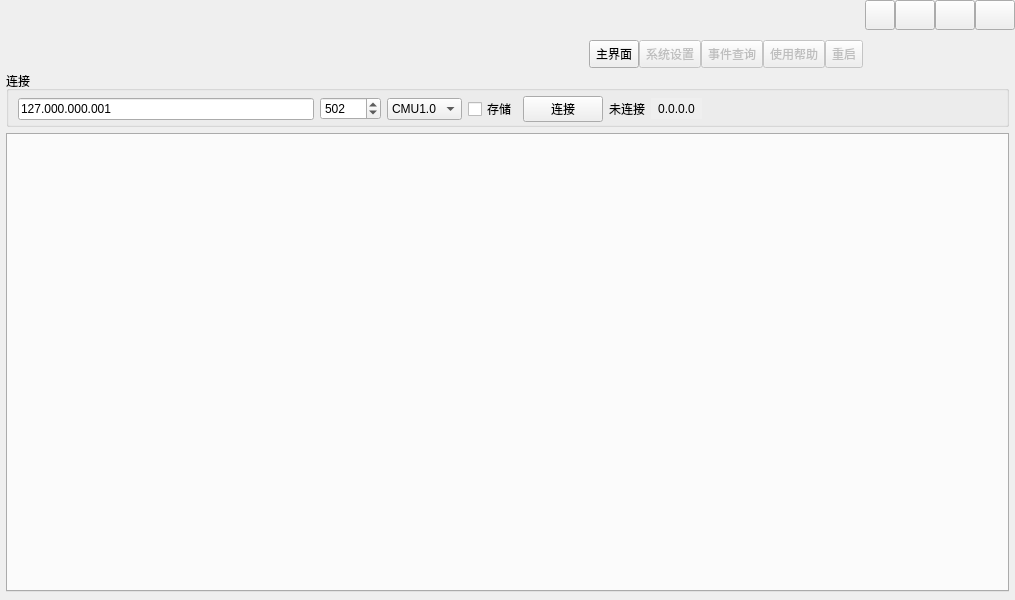
The window that main_ui.ui (Shogpe/bmsTool) describes before a commit, drawn with Qt 5.
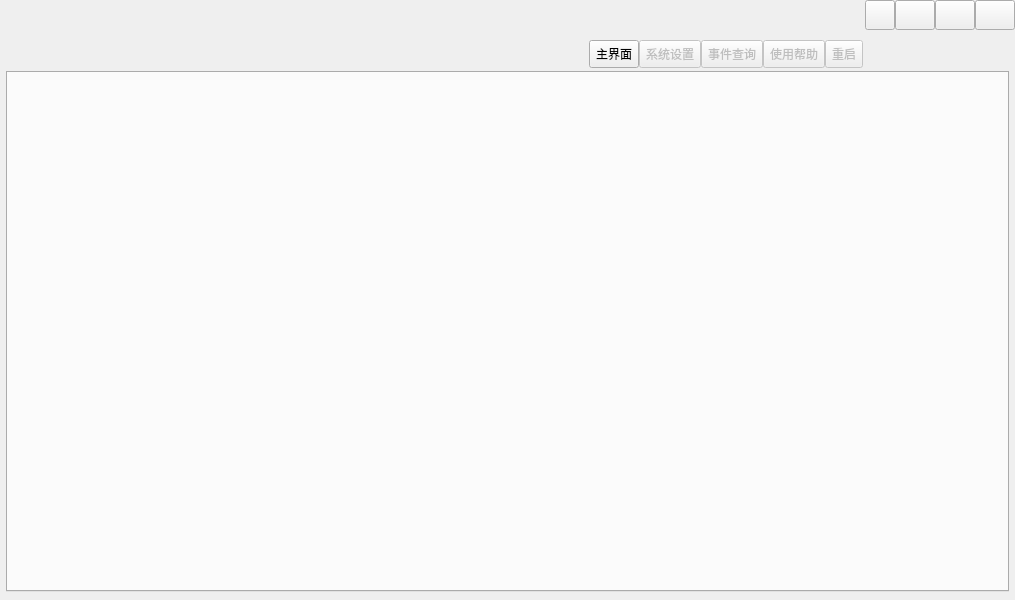
The same window after the commit. Icons and pictures are not drawn. Custom widgets are drawn as their Qt base class.

Diff of the .ui file:
```diff
--- a/main_ui.ui
+++ b/main_ui.ui
@@ -76,166 +76,6 @@
            <property name="rightMargin">
             <number>5</number>
            </property>
-           <item>
-            <widget class="QGroupBox" name="groupBox">
-             <property name="sizePolicy">
-              <sizepolicy hsizetype="Preferred" vsizetype="Fixed">
-               <horstretch>0</horstretch>
-               <verstretch>0</verstretch>
-              </sizepolicy>
-             </property>
-             <property name="title">
-              <string>连接</string>
-             </property>
-             <property name="flat">
-              <bool>true</bool>
-             </property>
-             <property name="checkable">
-              <bool>false</bool>
-             </property>
-             <layout class="QHBoxLayout" name="horizontalLayout">
-              <property name="topMargin">
-               <number>5</number>
-              </property>
-              <property name="bottomMargin">
-               <number>2</number>
-              </property>
-              <item>
-               <widget class="QLineEdit" name="lineEditIP">
-                <property name="toolTip">
-                 <string>输入IP地址</string>
-                </property>
-                <property name="inputMask">
-                 <string>000.000.000.000</string>
-                </property>
-                <property name="text">
-                 <string>127.000.000.001</string>
-                </property>
-                <property name="maxLength">
-                 <number>15</number>
-                </property>
-               </widget>
-              </item>
-              <item>
-               <widget class="QSpinBox" name="spinBoxPort">
-                <property name="maximum">
-                 <number>65535</number>
-                </property>
-                <property name="value">
-                 <number>502</number>
-                </property>
-               </widget>
-              </item>
-              <item>
-               <widget class="QComboBox" name="cbProtocol">
-                <item>
-                 <property name="text">
-                  <string>CMU1.0</string>
-                 </property>
-                </item>
-                <item>
-                 <property name="text">
-                  <string>CMU2.0</string>
-                 </property>
-                </item>
-                <item>
-                 <property name="text">
-                  <string>CMU3.0</string>
-                 </property>
-                </item>
-                <item>
-                 <property name="text">
-                  <string>CMU4.0</string>
-                 </property>
-                </item>
-               </widget>
-              </item>
-              <item>
-               <widget class="QCheckBox" name="checkBox">
-                <property name="text">
-                 <string>存储</string>
-                </property>
-               </widget>
-              </item>
-              <item>
-               <widget class="QPushButton" name="tbtnConnect">
-                <property name="cursor">
-                 <cursorShape>PointingHandCursor</cursorShape>
-                </property>
-                <property name="text">
-                 <string>连接</string>
-                </property>
-               </widget>
-              </item>
-              <item>
-               <widget class="QLabel" name="labelStatus">
-                <property name="sizePolicy">
-                 <sizepolicy hsizetype="Preferred" vsizetype="Preferred">
-                  <horstretch>0</horstretch>
-                  <verstretch>0</verstretch>
-                 </sizepolicy>
-                </property>
-                <property name="font">
-                 <font>
-                  <italic>false</italic>
-                  <bold>false</bold>
-                 </font>
-                </property>
-                <property name="frameShape">
-                 <enum>QFrame::NoFrame</enum>
-                </property>
-                <property name="text">
-                 <string>未连接</string>
-                </property>
-                <property name="textFormat">
-                 <enum>Qt::PlainText</enum>
-                </property>
-                <property name="scaledContents">
-                 <bool>false</bool>
-                </property>
-               </widget>
-              </item>
-              <item>
-               <widget class="QToolButton" name="btnVer">
-                <property name="autoFillBackground">
-                 <bool>true</bool>
-                </property>
-                <property name="text">
-                 <string>0.0.0.0</string>
-                </property>
-                <property name="autoExclusive">
-                 <bool>false</bool>
-                </property>
-                <property name="popupMode">
-                 <enum>QToolButton::InstantPopup</enum>
-                </property>
-                <property name="toolButtonStyle">
-                 <enum>Qt::ToolButtonTextOnly</enum>
-                </property>
-                <property name="autoRaise">
-                 <bool>true</bool>
-                </property>
-                <property name="arrowType">
-                 <enum>Qt::NoArrow</enum>
-                </property>
-               </widget>
-              </item>
-              <item>
-               <spacer name="horizontalSpacer_2">
-                <property name="orientation">
-                 <enum>Qt::Horizontal</enum>
-                </property>
-                <property name="sizeHint" stdset="0">
-                 <size>
-                  <width>40</width>
-                  <height>20</height>
-                 </size>
-                </property>
-               </spacer>
-              </item>
-             </layout>
-            </widget>
-           </item>
            <item>
             <widget class="Widget" name="cmuData"/>
            </item>
```
